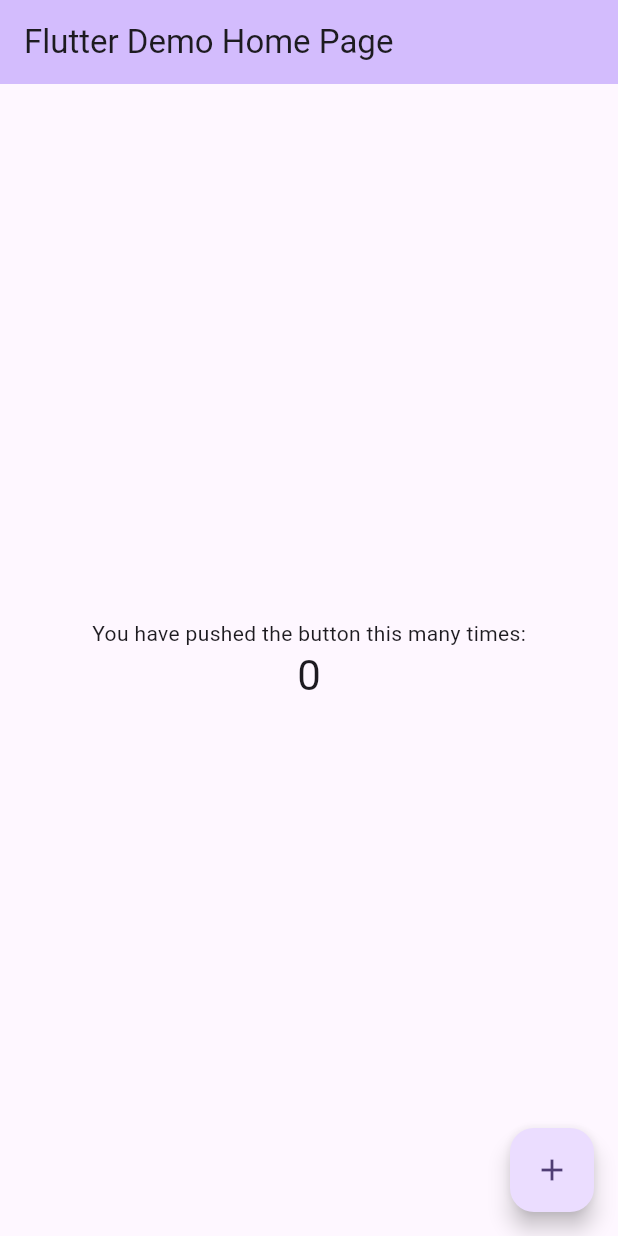
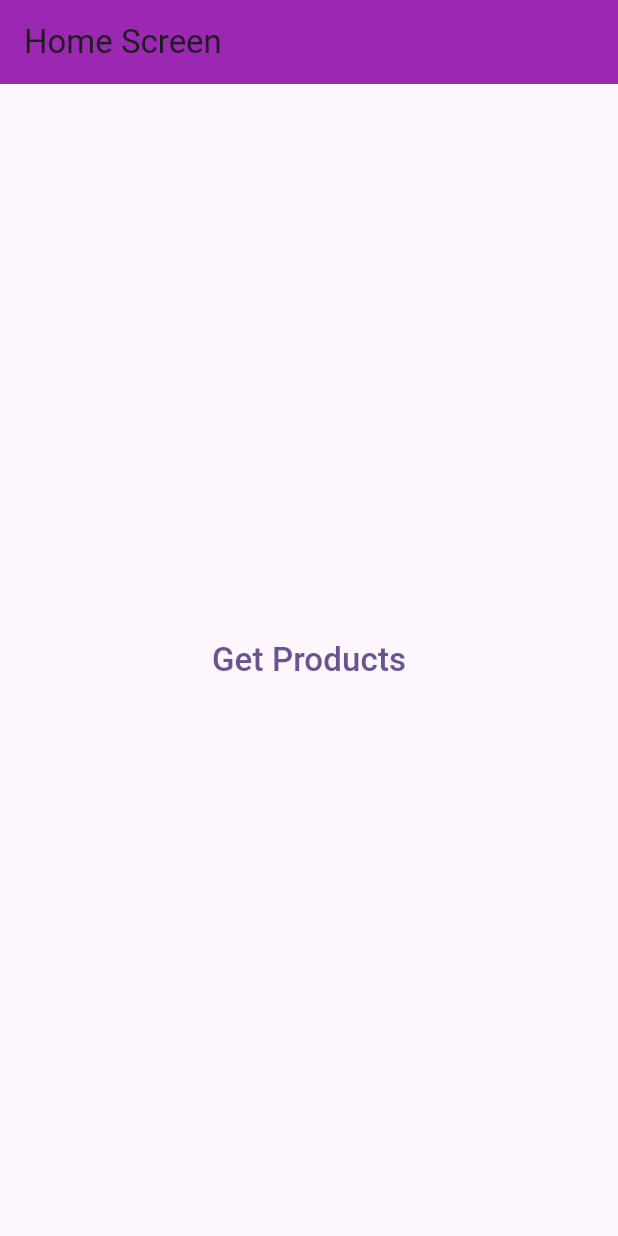
Before and after one commit to MehediMashfan086/flutter-bloc-API-project, a Flutter app: the screen it shows after launch, on a phone screen of 412 x 824 dp. Run offline on Flutter 3.47's test engine with Material 3 defaults, Android fonts, the phone set to English and light mode, and no system bars.

Commit message:
feat(UI): design products and homepage

```diff
--- a/lib/main.dart
+++ b/lib/main.dart
@@ -1,3 +1,4 @@
+import 'package:bloc_api_project/screens/home_screen.dart';
 import 'package:flutter/material.dart';
 
 void main() {
@@ -10,60 +11,12 @@ class MyApp extends StatelessWidget {
   @override
   Widget build(BuildContext context) {
     return MaterialApp(
-      title: 'Flutter Demo',
+      debugShowCheckedModeBanner: false,
       theme: ThemeData(
         colorScheme: ColorScheme.fromSeed(seedColor: Colors.deepPurple),
         useMaterial3: true,
       ),
-      home: const MyHomePage(title: 'Flutter Demo Home Page'),
+      home: const HomeScreen(),
     );
   }
 }
-
-class MyHomePage extends StatefulWidget {
-  const MyHomePage({super.key, required this.title});
-
-  final String title;
-
-  @override
-  State<MyHomePage> createState() => _MyHomePageState();
-}
-
-class _MyHomePageState extends State<MyHomePage> {
-  int _counter = 0;
-
-  void _incrementCounter() {
-    setState(() {
-      _counter++;
-    });
-  }
-
-  @override
-  Widget build(BuildContext context) {
-    return Scaffold(
-      appBar: AppBar(
-        backgroundColor: Theme.of(context).colorScheme.inversePrimary,
-        title: Text(widget.title),
-      ),
-      body: Center(
-        child: Column(
-          mainAxisAlignment: MainAxisAlignment.center,
-          children: <Widget>[
-            const Text(
-              'You have pushed the button this many times:',
-            ),
-            Text(
-              '$_counter',
-              style: Theme.of(context).textTheme.headlineMedium,
-            ),
-          ],
-        ),
-      ),
-      floatingActionButton: FloatingActionButton(
-        onPressed: _incrementCounter,
-        tooltip: 'Increment',
-        child: const Icon(Icons.add),
-      ),
-    );
-  }
-}
--- /dev/null
+++ b/lib/screens/home_screen.dart
@@ -0,0 +1,34 @@
+import 'package:bloc_api_project/screens/product_screen.dart';
+import 'package:flutter/material.dart';
+
+class HomeScreen extends StatelessWidget {
+  const HomeScreen({super.key});
+
+  @override
+  Widget build(BuildContext context) {
+    return Scaffold(
+      appBar: AppBar(
+        title: const Text("Home Screen"),
+        backgroundColor: Colors.purple,
+      ),
+      body: Center(
+        child: TextButton(
+          onPressed: () {
+            Navigator.push(
+              context,
+              MaterialPageRoute(
+                builder: (context) {
+                  return const ProductScreen();
+                },
+              ),
+            );
+          },
+          child: const Text(
+            "Get Products",
+            style: TextStyle(fontSize: 22),
+          ),
+        ),
+      ),
+    );
+  }
+}
--- a/pubspec.yaml
+++ b/pubspec.yaml
@@ -35,6 +35,10 @@ dependencies:
   # The following adds the Cupertino Icons font to your application.
   # Use with the CupertinoIcons class for iOS style icons.
   cupertino_icons: ^1.0.2
+  bloc: ^8.1.3
+  flutter_bloc: ^8.1.4
+  equatable: ^2.0.5
+  http: ^1.2.0
 
 dev_dependencies:
   flutter_test:
```
Also changed, not shown: lib/screens/product_screen.dart (added, +17 -0 lines), pubspec.lock.
